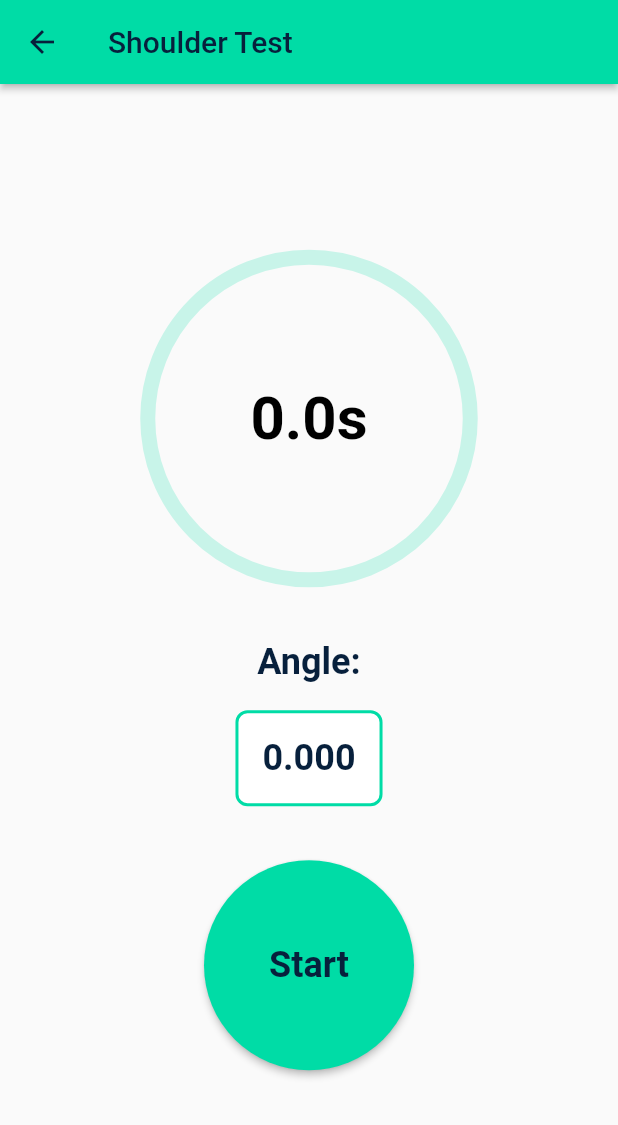
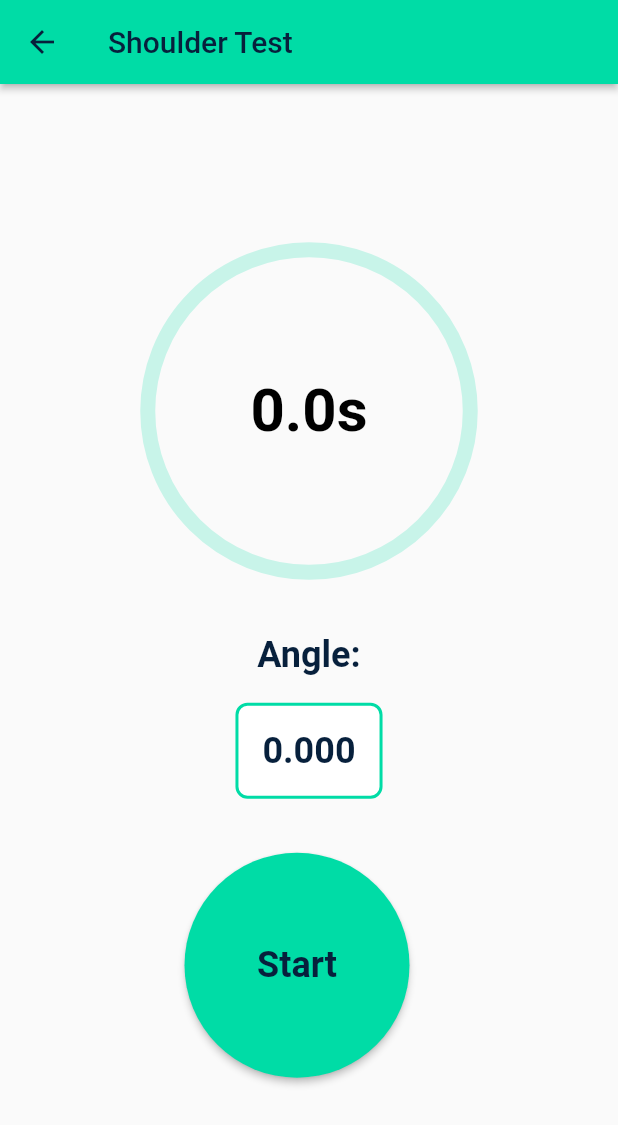
Before and after one commit to owen-yap/Cyberlife, a Flutter app: the JointMotorFunctionTest screen opened directly with empty values, on a phone screen of 412 x 824 dp. Shown: the top 1125 px of the screen. Run offline on Flutter 3.47's test engine with Material 2 defaults, Android fonts, the phone set to English and light mode, and no system bars; our stand-ins replace camera, cloud_firestore, firebase_auth, firebase_core, image_gallery_saver, permission_handler and 5 more; missing offline and left inert: tflite_flutter, tflite_flutter_helper; accounts and stored records are empty.

Commit message:
fixed minor button adjustment

```diff
--- a/lib/views/joint-motor-function/joint_motor_test.dart
+++ b/lib/views/joint-motor-function/joint_motor_test.dart
@@ -99,19 +99,25 @@ class _JointMotorFunctionTestState extends State<JointMotorFunctionTest> {
             ),
             const SizedBox(height: 36),
             Row(
-              mainAxisAlignment: MainAxisAlignment.center,
+              mainAxisAlignment: MainAxisAlignment.spaceEvenly,
               children: [
-                const Expanded(child: SizedBox(width: 10,)),
+                const Expanded(
+                    child: SizedBox(
+                  width: 10,
+                )),
                 ElevatedButton(
-                    style:
-                        Theme.of(context).elevatedButtonTheme.style!.copyWith(
+                    style: Theme.of(context)
+                        .elevatedButtonTheme
+                        .style!
+                        .copyWith(
+                          minimumSize: const MaterialStatePropertyAll(Size(
+                              150, 150)), // Set the desired width and height
                           backgroundColor: stopwatchRunning
                               ? const MaterialStatePropertyAll(AppTheme.red)
                               : const MaterialStatePropertyAll(
                                   AppTheme.lightGreen),
                           padding: MaterialStateProperty.all(
-                                const EdgeInsets.symmetric(
-                                    vertical: 56.0, horizontal: 56.0),
+                            const EdgeInsets.symmetric(vertical: 56.0),
                           ),
                           shape: MaterialStateProperty.all(
                               const CircleBorder(side: BorderSide.none)),
@@ -121,15 +127,17 @@ class _JointMotorFunctionTestState extends State<JointMotorFunctionTest> {
                       stopwatchRunning ? "Stop" : "Start",
                       style: Theme.of(context).textTheme.displayMedium,
                     )),
+                const SizedBox(width: 16),
                 !stopwatchRunning && !aList.isEmpty()
                     ? ElevatedButton(
                         style: Theme.of(context)
                             .elevatedButtonTheme
                             .style!
                             .copyWith(
+                              minimumSize: const MaterialStatePropertyAll(
+                                  Size(150, 150)), //
                               padding: MaterialStateProperty.all(
-                                const EdgeInsets.symmetric(
-                                    vertical: 56.0, horizontal: 56.0),
+                                const EdgeInsets.symmetric(vertical: 56.0),
                               ),
                               shape: MaterialStateProperty.all(
                                   const CircleBorder(side: BorderSide.none)),
@@ -149,7 +157,10 @@ class _JointMotorFunctionTestState extends State<JointMotorFunctionTest> {
                           style: Theme.of(context).textTheme.displayMedium,
                         ))
                     : const SizedBox.shrink(),
-                const Expanded(child: SizedBox(width: 10,)),
+                const Expanded(
+                    child: SizedBox(
+                  width: 10,
+                )),
               ],
             ),
             const Expanded(
--- a/lib/widgets/angle_chart.dart
+++ b/lib/widgets/angle_chart.dart
@@ -10,7 +10,9 @@ class AngleChart extends StatelessWidget {
   @override
   Widget build(BuildContext context) {
     return SfCartesianChart(
-      primaryXAxis: NumericAxis(),
+      primaryXAxis: NumericAxis(
+        isVisible: false, // Set the X-axis labels to be invisible
+      ),
       series: <LineSeries<AngleSeries, int>>[
         LineSeries<AngleSeries, int>(
           dataSource: data,
```
Lines whose indentation alone changed are shown as unchanged.
